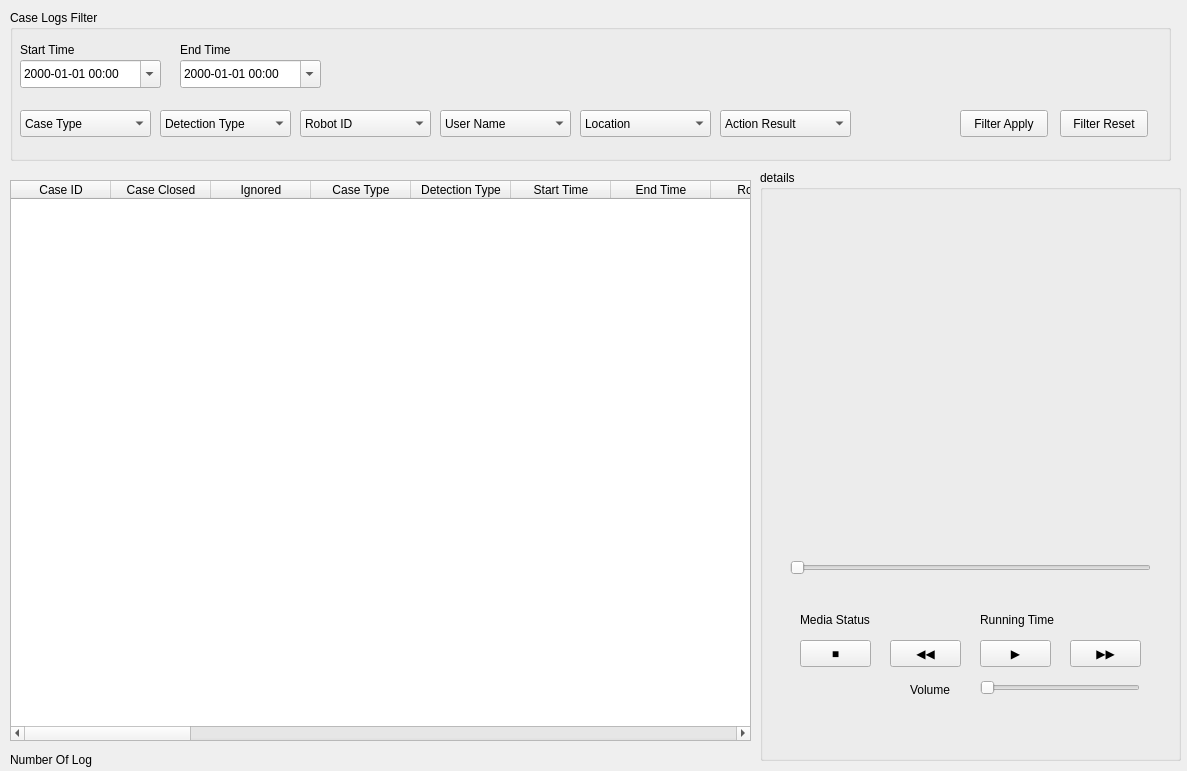
Above: gui/ui/case_logs_tap5.ui from addinedu-ros-9th/deeplearning-repo-1 before the change. Below: the same form after it.
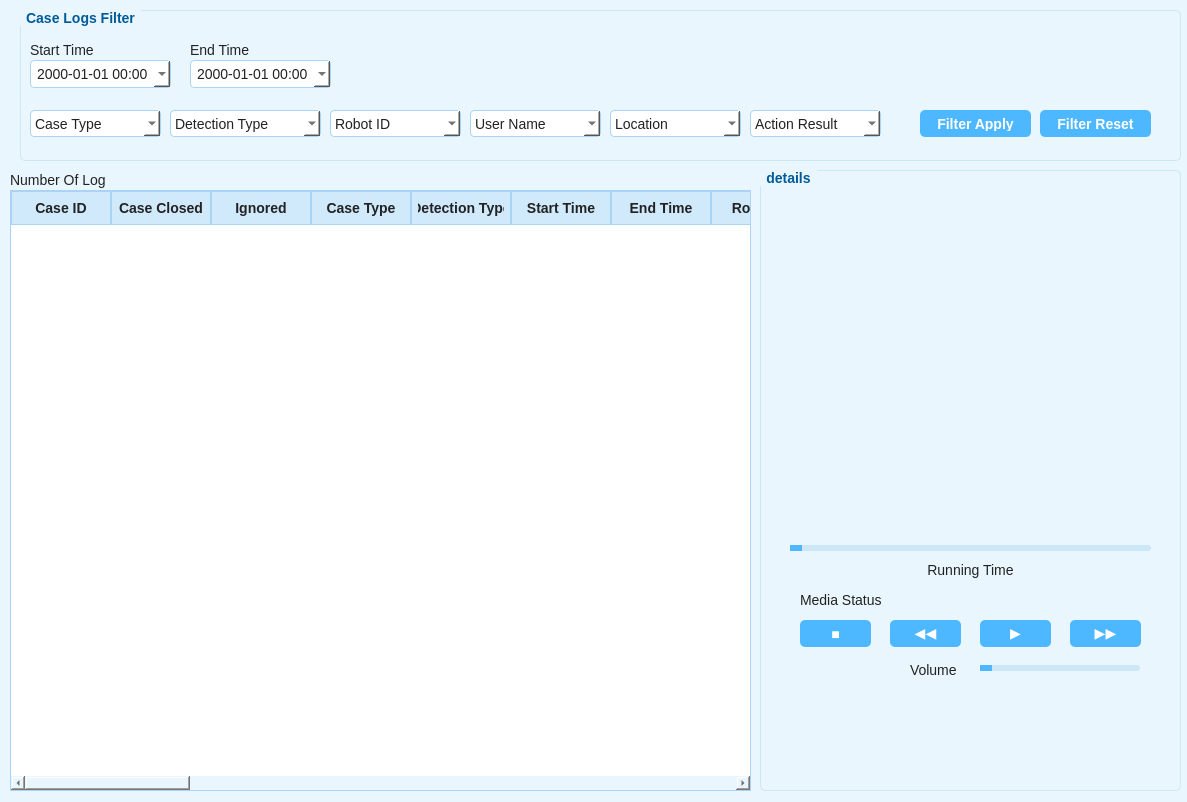
That is the form after the change.

Commit message:
[gui] Major UI overhaul and robot movement refinement
- Updated overall UI theme to sky blue for visual consistency
- Added A, B, BASE, WiFi, camera on/off, and battery icons to the map
- Implemented corresponding actions for each map icon (e.g., toggle states, indicators)
- Enabled region-based robot movement via map clicks
- Refined robot patrol logic: robot now moves smoothly to patrol start point before patrolling
- Patrol animation clearly shows the robot's movement path
- Improved tooltip appearance and disabled button styles to better match the theme

The edit to the form file:
```diff
--- a/gui/ui/case_logs_tap5.ui
+++ b/gui/ui/case_logs_tap5.ui
@@ -7,16 +7,144 @@
     <x>0</x>
     <y>0</y>
     <width>1187</width>
-    <height>771</height>
+    <height>802</height>
    </rect>
   </property>
   <property name="windowTitle">
    <string>Form</string>
   </property>
+  <property name="styleSheet">
+   <string notr="true">/* 전체 배경 및 폰트 */
+QWidget {
+    background-color: #e9f6fe;
+    font-family: &quot;Segoe UI&quot;, &quot;맑은 고딕&quot;, sans-serif;
+    font-size: 14px;
+    color: #222;
+}
+
+/* 탭 스타일 */
+QTabWidget::pane {
+    border: none;
+    background-color: #e9f6fe;
+}
+
+QTabBar::tab {
+    background: #d4f4e6;  /* 비활성 탭: 연한 녹색 */
+    border: 1px solid #aad4f5;
+    border-bottom: none;
+    padding: 6px 20px;
+    min-width: 130px;
+    font-weight: bold;
+    color: #006666;
+    text-align: center;
+    border-top-left-radius: 5px;
+    border-top-right-radius: 5px;
+}
+QTabBar::tab:selected {
+    background: #2196f3;  /* 활성 탭: 진한 파랑 */
+    color: white;
+}
+
+/* 그룹박스 스타일 */
+QGroupBox {
+    border: 1px solid #cce7f6;
+    border-radius: 5px;
+    font-weight: bold;
+    color: #005b99;
+}
+QGroupBox::title {
+    subcontrol-origin: margin;
+    subcontrol-position: top left;
+    padding: 0 4px;
+}
+
+/* 라벨 */
+QLabel {
+    font-size: 14px;
+    color: #222;
+}
+#robot_location, #robot_status, #detections {
+    font-weight: bold;
+    background-color: transparent;
+}
+#label_user_name {
+    font-weight: bold;
+    border: none;
+    font-size: 18px;
+}
+#live_feed_label, #map_display_label, #detection_image {
+    border: 1px solid #b3d9ff;
+    border-radius: 6px;
+}
+
+/* 로그 출력 박스 */
+#textEdit_log_box {
+    background-color: white;
+}
+
+/* 버튼 */
+QPushButton {
+    background-color: #4db8ff;
+    color: white;
+    border: none;
+    border-radius: 5px;
+    padding: 6px 12px;
+    font-weight: bold;
+}
+QPushButton:hover {
+    background-color: #33aaff;
+}
+QPushButton:pressed {
+    background-color: #2196f3;
+}
+
+/* 콤보박스 */
+QComboBox {
+    background-color: white;
+    border: 1px solid #aad4f5;
+    border-radius: 4px;
+    padding: 4px;
+    min-width: 90px;
+}
+
+/* 날짜/시간 선택기 */
+QDateTimeEdit {
+    background-color: white;
+    border: 1px solid #aad4f5;
+    border-radius: 4px;
+    padding: 4px;
+}
+
+/* 테이블 */
+QTableWidget {
+    background-color: white;
+    border: 1px solid #aad4f5;
+    gridline-color: #aad4f5;
+}
+QHeaderView::section {
+    background-color: #d0eafc;
+    font-weight: bold;
+    padding: 6px;
+    border: 1px solid #aad4f5;
+}
+
+/* 슬라이더 */
+QSlider::groove:horizontal {
+    height: 6px;
+    background: #cce7f6;
+    border-radius: 3px;
+}
+QSlider::handle:horizontal {
+    background: #4db8ff;
+    width: 12px;
+    border-radius: 6px;
+}
+</string>
+  </property>
   <widget class="QGroupBox" name="groupBox_case_logs_filter">
    <property name="geometry">
     <rect>
-     <x>10</x>
+     <x>20</x>
      <y>10</y>
      <width>1161</width>
      <height>151</height>
@@ -103,7 +231,7 @@
      <rect>
       <x>150</x>
       <y>100</y>
-      <width>131</width>
+      <width>151</width>
       <height>27</height>
      </rect>
     </property>
@@ -116,7 +244,7 @@
    <widget class="QComboBox" name="comboBox_robot_id">
     <property name="geometry">
      <rect>
-      <x>290</x>
+      <x>310</x>
       <y>100</y>
       <width>131</width>
       <height>27</height>
@@ -131,7 +259,7 @@
    <widget class="QComboBox" name="comboBox_location_id">
     <property name="geometry">
      <rect>
-      <x>570</x>
+      <x>590</x>
       <y>100</y>
       <width>131</width>
       <height>27</height>
@@ -146,7 +274,7 @@
    <widget class="QComboBox" name="comboBox_user_account">
     <property name="geometry">
      <rect>
-      <x>430</x>
+      <x>450</x>
       <y>100</y>
       <width>131</width>
       <height>27</height>
@@ -161,7 +289,7 @@
    <widget class="QComboBox" name="comboBox_action_type">
     <property name="geometry">
      <rect>
-      <x>710</x>
+      <x>730</x>
       <y>100</y>
       <width>131</width>
       <height>27</height>
@@ -176,9 +304,9 @@
    <widget class="QPushButton" name="pushButton_filter_apply">
     <property name="geometry">
      <rect>
-      <x>950</x>
+      <x>900</x>
       <y>100</y>
-      <width>88</width>
+      <width>111</width>
       <height>27</height>
      </rect>
     </property>
@@ -189,9 +317,9 @@
    <widget class="QPushButton" name="pushButton_filter_reset">
     <property name="geometry">
      <rect>
-      <x>1050</x>
+      <x>1020</x>
       <y>100</y>
-      <width>88</width>
+      <width>111</width>
       <height>27</height>
      </rect>
     </property>
@@ -204,9 +332,9 @@
    <property name="geometry">
     <rect>
      <x>10</x>
-     <y>180</y>
+     <y>190</y>
      <width>741</width>
-     <height>561</height>
+     <height>601</height>
     </rect>
    </property>
    <property name="editTriggers">
@@ -324,7 +452,7 @@
      <x>760</x>
      <y>170</y>
      <width>421</width>
-     <height>591</height>
+     <height>621</height>
     </rect>
    </property>
    <property name="title">
@@ -334,7 +462,7 @@
     <property name="geometry">
      <rect>
       <x>10</x>
-      <y>100</y>
+      <y>80</y>
       <width>401</width>
       <height>281</height>
      </rect>
@@ -344,7 +472,7 @@
     <property name="geometry">
      <rect>
       <x>40</x>
-      <y>470</y>
+      <y>450</y>
       <width>71</width>
       <height>27</height>
      </rect>
@@ -357,7 +485,7 @@
     <property name="geometry">
      <rect>
       <x>220</x>
-      <y>470</y>
+      <y>450</y>
       <width>71</width>
       <height>27</height>
      </rect>
@@ -370,7 +498,7 @@
     <property name="geometry">
      <rect>
       <x>310</x>
-      <y>470</y>
+      <y>450</y>
       <width>71</width>
       <height>27</height>
      </rect>
@@ -383,7 +511,7 @@
     <property name="geometry">
      <rect>
       <x>130</x>
-      <y>470</y>
+      <y>450</y>
       <width>71</width>
       <height>27</height>
      </rect>
@@ -396,7 +524,7 @@
     <property name="geometry">
      <rect>
       <x>220</x>
-      <y>510</y>
+      <y>490</y>
       <width>160</width>
       <height>16</height>
      </rect>
@@ -409,7 +537,7 @@
     <property name="geometry">
      <rect>
       <x>150</x>
-      <y>510</y>
+      <y>490</y>
       <width>66</width>
       <height>19</height>
      </rect>
@@ -422,7 +550,7 @@
     <property name="geometry">
      <rect>
       <x>30</x>
-      <y>390</y>
+      <y>370</y>
       <width>361</width>
       <height>16</height>
      </rect>
@@ -434,21 +562,24 @@
    <widget class="QLabel" name="label_running_time">
     <property name="geometry">
      <rect>
-      <x>220</x>
-      <y>440</y>
-      <width>161</width>
-      <height>19</height>
+      <x>30</x>
+      <y>390</y>
+      <width>361</width>
+      <height>20</height>
      </rect>
     </property>
     <property name="text">
      <string>Running Time</string>
     </property>
+    <property name="alignment">
+     <set>Qt::AlignCenter</set>
+    </property>
    </widget>
    <widget class="QLabel" name="label_media_status">
     <property name="geometry">
      <rect>
       <x>40</x>
-      <y>440</y>
+      <y>420</y>
       <width>161</width>
       <height>19</height>
      </rect>
@@ -462,7 +593,7 @@
    <property name="geometry">
     <rect>
      <x>10</x>
-     <y>750</y>
+     <y>170</y>
      <width>341</width>
      <height>19</height>
     </rect>
```
The commit also changes 18 other files.
